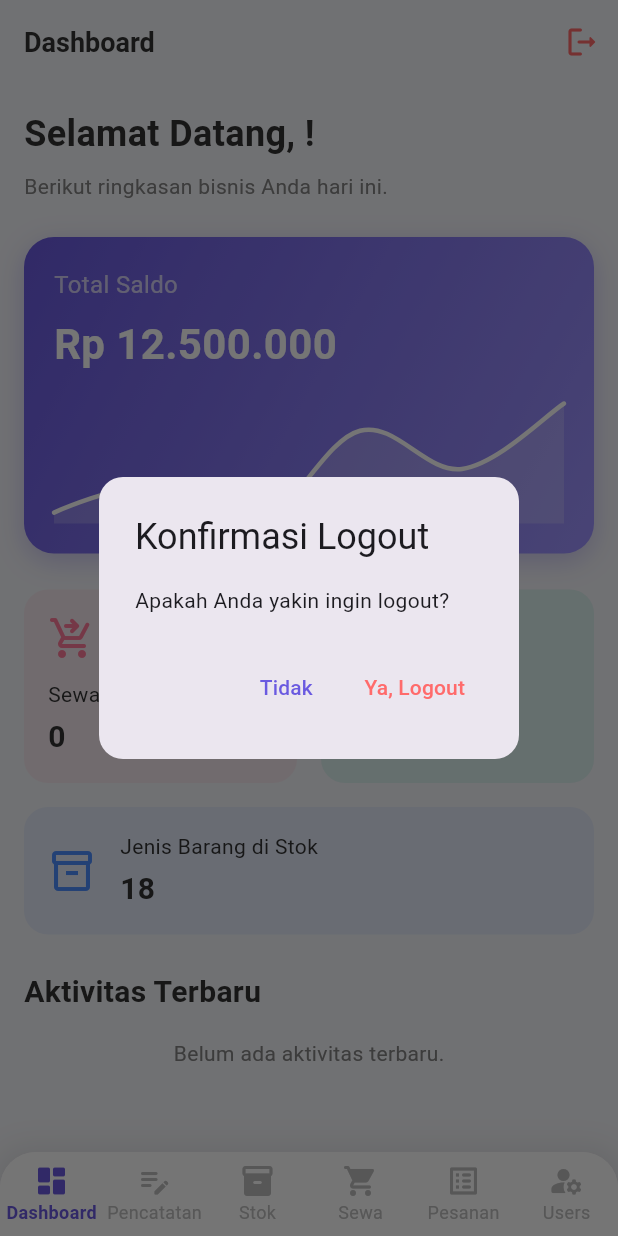
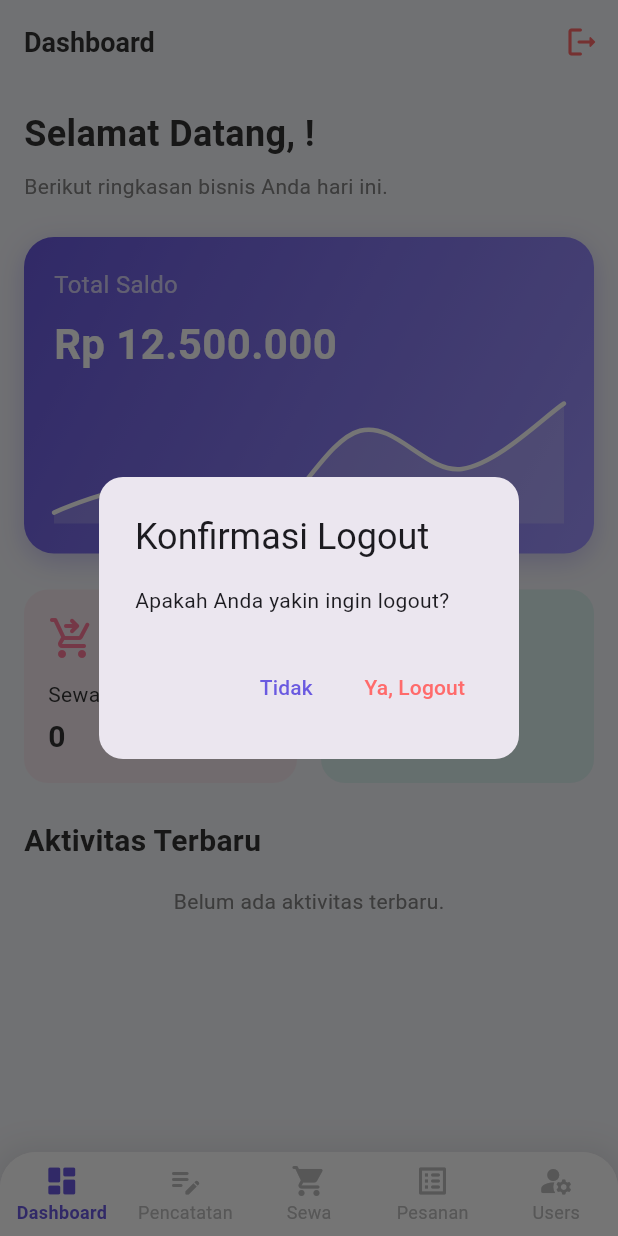
Before and after one commit to zahynadhirnashrullah/annibagift, a Flutter app: the MainScreen screen opened directly with empty values, after a tap on the "logout" icon, on a phone screen of 412 x 824 dp. Run offline on Flutter 3.47's test engine with Material 3 defaults, Android fonts, the phone set to English and light mode, and no system bars; drawn by our look-alikes of fl_chart; our stand-ins replace cloud_firestore, firebase_auth, firebase_core, firebase_database, googleapis_auth; missing offline and left inert: bcrypt; accounts and stored records are empty; Roboto replaces fonts that are missing (Poppins); statements that could not run were skipped.

Commit message:
hapus stok

```diff
--- a/lib/models/models.dart
+++ b/lib/models/models.dart
@@ -1,24 +1,6 @@
 // lib/models/models.dart
 
-class OrderItem {
-  final String stokItemId;
-  final String namaBarang;
-  int jumlah;
-
-  OrderItem({
-    required this.stokItemId,
-    required this.namaBarang,
-    required this.jumlah,
-  });
-}
-
-class StokItem {
-  String id;
-  String nama;
-  int jumlah;
-
-  StokItem({required this.id, required this.nama, required this.jumlah});
-}
+// Stock-related models have been removed
 
 class Sewa {
   final String nama;
--- a/lib/pages/dashboard.dart
+++ b/lib/pages/dashboard.dart
@@ -7,10 +7,8 @@ import '../widgets/shared_widgets.dart';
 class DashboardScreen extends StatelessWidget {
   final int sewaCount;
   final int pesananCount;
-  final int stokCount;
   final VoidCallback onNavigateToSewa;
   final VoidCallback onNavigateToPesanan;
-  final VoidCallback onNavigateToStok;
   final User currentUser;
   final VoidCallback onLogout;
 
@@ -18,10 +16,8 @@ class DashboardScreen extends StatelessWidget {
     super.key,
     required this.sewaCount,
     required this.pesananCount,
-    required this.stokCount,
     required this.onNavigateToSewa,
     required this.onNavigateToPesanan,
-    required this.onNavigateToStok,
     required this.currentUser,
     required this.onLogout,
   });
@@ -174,15 +170,6 @@ class DashboardScreen extends StatelessWidget {
               )),
             ],
           ),
-          const SizedBox(height: 16),
-          StatCard(
-            icon: Icons.inventory_2_outlined,
-            label: 'Jenis Barang di Stok',
-            value: stokCount.toString(),
-            color: AppColors.accentBlue,
-            onTap: onNavigateToStok,
-            isFullWidth: true,
-          ),
           const SizedBox(height: 24),
           const Text('Aktivitas Terbaru', style: AppTextStyles.heading2),
           const SizedBox(height: 16),
--- a/lib/pages/main_screen.dart
+++ b/lib/pages/main_screen.dart
@@ -5,7 +5,6 @@ import '../models/models.dart';
 import '../theme/app_theme.dart';
 import 'dashboard.dart';
 import 'pencatatan.dart';
-import 'stok.dart';
 import 'sewa.dart';
 import 'pemesanan.dart';
 import 'user_management_screen.dart';
@@ -26,29 +25,9 @@ class MainScreen extends StatefulWidget {
 class _MainScreenState extends State<MainScreen> {
   int _selectedIndex = 0;
 
-  // Data state (biarkan apa adanya)
+  // Data state
   final List<Sewa> sewaList = [];
   final List<Pesanan> pesananList = [];
-  final List<StokItem> stokList = [
-    StokItem(id: '1', nama: 'Kotak Kado Besar', jumlah: 15),
-    StokItem(id: '2', nama: 'Pita Satin Merah (rol)', jumlah: 30),
-    StokItem(id: '3', nama: 'Snack Bouquet', jumlah: 12),
-    StokItem(id: '4', nama: 'Papan Bunga', jumlah: 8),
-    StokItem(id: '5', nama: 'Wrapping Paper Emas', jumlah: 20),
-    StokItem(id: '6', nama: 'Kartu Ucapan', jumlah: 50),
-    StokItem(id: '7', nama: 'Bunga Segar (ikat)', jumlah: 9),
-    StokItem(id: '8', nama: 'Kotak Kado Kecil', jumlah: 25),
-    StokItem(id: '9', nama: 'Pita Satin Biru (rol)', jumlah: 18),
-    StokItem(id: '10', nama: 'Snack Box', jumlah: 14),
-    StokItem(id: '11', nama: 'Balon Helium (pak)', jumlah: 22),
-    StokItem(id: '12', nama: 'Kertas Kado Polkadot', jumlah: 17),
-    StokItem(id: '13', nama: 'Bunga Plastik (ikat)', jumlah: 11),
-    StokItem(id: '14', nama: 'Kartu Ucapan Spesial', jumlah: 35),
-    StokItem(id: '15', nama: 'Papan Bunga Mini', jumlah: 5),
-    StokItem(id: '16', nama: 'Bouquet Hijab', jumlah: 19),
-    StokItem(id: '17', nama: 'Money Bouquet', jumlah: 13),
-    StokItem(id: '18', nama: 'Bloom Box', jumlah: 7),
-  ];
 
   @override
   void initState() {
@@ -56,52 +35,7 @@ class _MainScreenState extends State<MainScreen> {
     _selectedIndex = 0;
   }
 
-  // ... (Fungsi _addStok, _updateStok, _restockStok biarkan apa adanya) ...
-
-  // --- PERBAIKAN: Fungsi _kurangiStok dihapus karena 'items' sudah tidak ada ---
-  /* void _kurangiStok(List<OrderItem> items) {
-    setState(() {
-      for (var orderItem in items) {
-        final index =
-            stokList.indexWhere((stok) => stok.id == orderItem.stokItemId);
-        if (index != -1) {
-          stokList[index].jumlah -= orderItem.jumlah;
-        }
-      }
-    });
-  }
-  */
-
-  void _addStok(String nama, int jumlah) {
-    setState(() {
-      stokList.add(
-        StokItem(
-          id: DateTime.now().millisecondsSinceEpoch.toString(),
-          nama: nama,
-          jumlah: jumlah,
-        ),
-      );
-    });
-  }
-
-  void _updateStok(String id, String newName, int newJumlah) {
-    setState(() {
-      final index = stokList.indexWhere((item) => item.id == id);
-      if (index != -1) {
-        stokList[index].nama = newName;
-        stokList[index].jumlah = newJumlah;
-      }
-    });
-  }
-
-  void _restockStok(String id, int additionalJumlah) {
-    setState(() {
-      final index = stokList.indexWhere((item) => item.id == id);
-      if (index != -1) {
-        stokList[index].jumlah += additionalJumlah;
-      }
-    });
-  }
+  // Stock-related functions have been removed
 
   void _addSewa(Sewa data) {
     setState(() {
@@ -153,24 +87,15 @@ class _MainScreenState extends State<MainScreen> {
       DashboardScreen(
         sewaCount: sewaList.length,
         pesananCount: pesananList.length,
-        stokCount: stokList.length,
-        onNavigateToSewa: () => _onItemTapped(3),
-        onNavigateToPesanan: () => _onItemTapped(4),
-        onNavigateToStok: () => _onItemTapped(2),
+        onNavigateToSewa: () => _onItemTapped(2),
+        onNavigateToPesanan: () => _onItemTapped(3),
         currentUser: widget.currentUser,
         onLogout: _logout,
       ),
       PencatatanScreen(
-        // --- PERBAIKAN: 'stokList: stokList' dihapus ---
         onConfirmSewa: _addSewa,
         onConfirmPesanan: _addPesanan,
         onNavigateAfterSubmit: (int pageIndex) => _onItemTapped(pageIndex),
-      ),
-      StokScreen(
-        stokList: stokList,
-        onAdd: _addStok,
-        onUpdate: _updateStok,
-        onRestock: _restockStok,
       ),
       SewaScreen(sewaList: sewaList, onDelete: _deleteSewa),
       PemesananScreen(pesananList: pesananList, onDelete: _deletePesanan),
@@ -184,10 +109,6 @@ class _MainScreenState extends State<MainScreen> {
       const BottomNavigationBarItem(
         icon: Icon(Icons.edit_note_rounded),
         label: "Pencatatan",
-      ),
-      const BottomNavigationBarItem(
-        icon: Icon(Icons.inventory_2_rounded),
-        label: "Stok",
       ),
       const BottomNavigationBarItem(
         icon: Icon(Icons.shopping_cart_rounded),
--- a/lib/widgets/shared_widgets.dart
+++ b/lib/widgets/shared_widgets.dart
@@ -261,77 +261,7 @@ class PesananListTile extends StatelessWidget {
 // (StokListTile dan StatCard tidak berubah)
 // ... Salin kode Anda sebelumnya untuk Widget di bawah ini ...
 
-class StokListTile extends StatelessWidget {
-  final StokItem item;
-  final VoidCallback onEdit;
-  final VoidCallback onRestock;
-
-  const StokListTile({
-    super.key,
-    required this.item,
-    required this.onEdit,
-    required this.onRestock,
-  });
-
-  @override
-  Widget build(BuildContext context) {
-    return Card(
-      elevation: 2,
-      margin: const EdgeInsets.only(bottom: 16),
-      shadowColor: Colors.grey.withAlpha((0.1 * 255).round()),
-      shape: RoundedRectangleBorder(borderRadius: BorderRadius.circular(12)),
-      child: Padding(
-        padding: const EdgeInsets.symmetric(vertical: 8.0, horizontal: 16.0),
-        child: Row(
-          children: [
-            CircleAvatar(
-              backgroundColor: AppColors.primary.withAlpha((0.1 * 255).round()),
-              child: const Icon(
-                Icons.inventory_2_rounded,
-                color: AppColors.primary,
-              ),
-            ),
-            const SizedBox(width: 16),
-            Expanded(
-              child: Column(
-                crossAxisAlignment: CrossAxisAlignment.start,
-                children: [
-                  Text(item.nama, style: AppTextStyles.subtitle),
-                  Text("Sisa: ${item.jumlah} unit", style: AppTextStyles.body),
-                ],
-              ),
-            ),
-            PopupMenuButton<String>(
-              onSelected: (value) {
-                if (value == 'edit') {
-                  onEdit();
-                } else if (value == 'restock') {
-                  onRestock();
-                }
-              },
-              itemBuilder: (BuildContext context) => <PopupMenuEntry<String>>[
-                const PopupMenuItem<String>(
-                  value: 'edit',
-                  child: ListTile(
-                    leading: Icon(Icons.edit_outlined),
-                    title: Text('Edit'),
-                  ),
-                ),
-                const PopupMenuItem<String>(
-                  value: 'restock',
-                  child: ListTile(
-                    leading: Icon(Icons.add_shopping_cart_rounded),
-                    title: Text('Restock'),
-                  ),
-                ),
-              ],
-            ),
-          ],
-        ),
-      ),
-    );
-  }
-}
+// StokListTile has been removed
 
 class StatCard extends StatelessWidget {
   final IconData icon;
```
Also changed, not shown: lib/pages/pilih_stok.dart (deleted, +0 -109 lines), lib/pages/splash_screen.dart (+5 -2 lines), lib/pages/stok.dart (deleted, +0 -141 lines).
